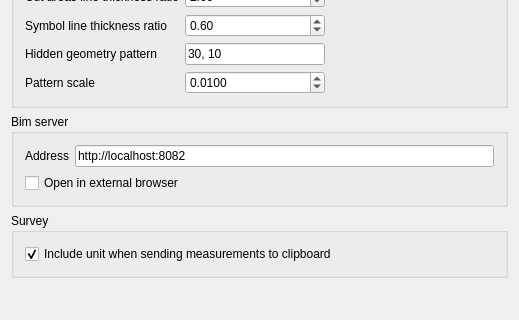
Qt form src/Mod/BIM/Resources/ui/preferences-arch.ui (southseact-3d/fcd) before a commit; both pictures show x 0 to 519 and y 548 to 868 of the 519 by 954 pixel window.
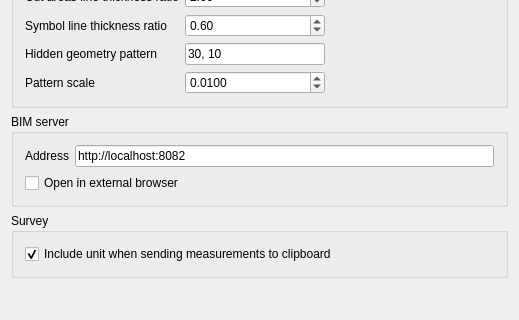
The same form after that commit. Custom widgets are drawn as their Qt base class.

The edit to the form file:
```diff
--- a/src/Mod/BIM/Resources/ui/preferences-arch.ui
+++ b/src/Mod/BIM/Resources/ui/preferences-arch.ui
@@ -512,7 +512,7 @@
    <item>
     <widget class="QGroupBox" name="groupBox_4">
      <property name="title">
-      <string>Bim server</string>
+      <string>BIM server</string>
      </property>
      <layout class="QGridLayout" name="gridLayout_4">
       <item row="0" column="0">
```
Left out of the diff: 6 changed lines with no effect on the pictures.
